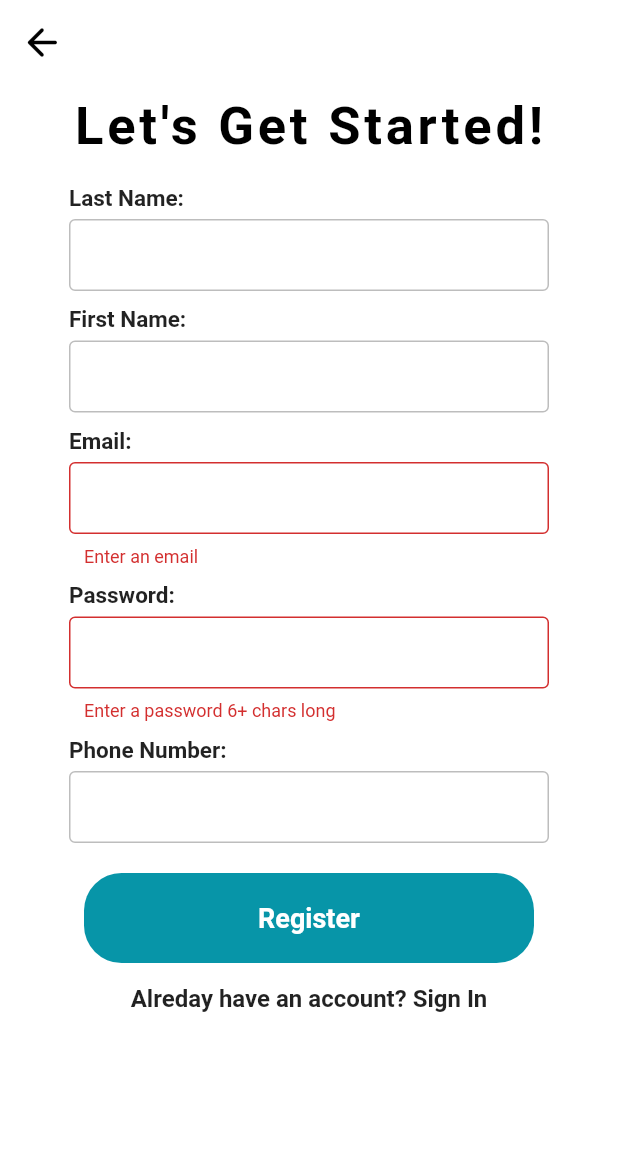
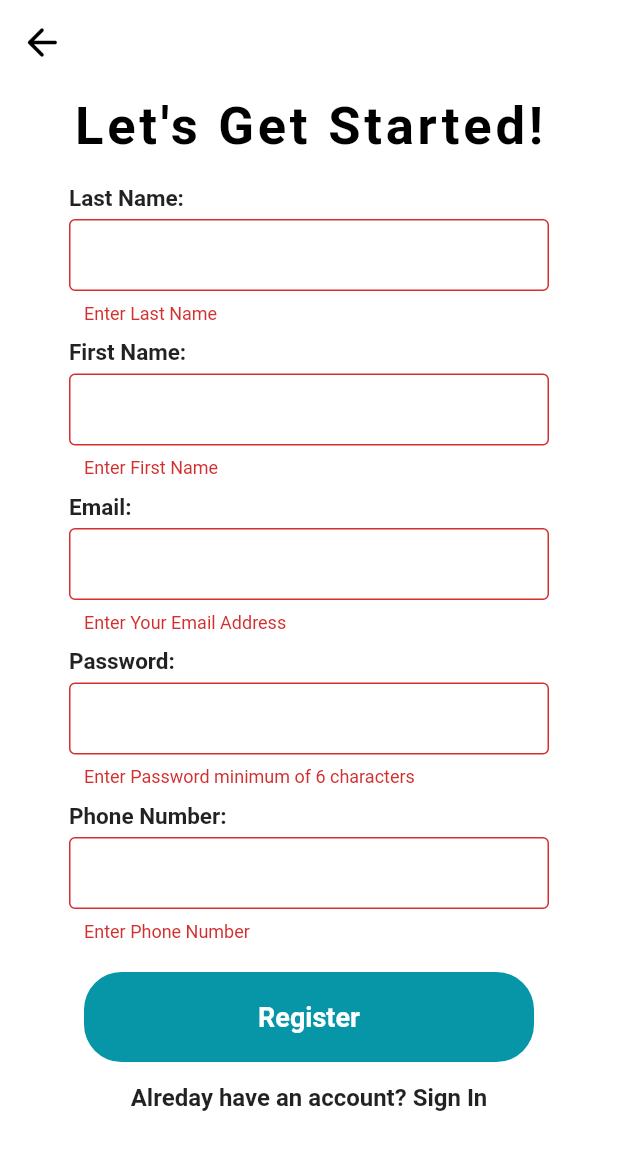
Before and after one commit to jomcas/Formateacher, a Flutter app: the SignUp screen opened by its route, after a tap on "Register", on a phone screen of 412 x 824 dp. Shown: the top 1150 px of the screen. Run offline on Flutter 3.47's test engine with Material 2 defaults, Android fonts, the phone set to English and light mode, and no system bars; our stand-ins replace cloud_firestore, firebase_auth, flutter_spinkit; accounts and stored records are empty.

```diff
--- a/lib/widgets/signUp.dart
+++ b/lib/widgets/signUp.dart
@@ -1,3 +1,4 @@
+import 'package:cloud_firestore/cloud_firestore.dart';
 import 'package:flutter/material.dart';
 import 'package:mi_card/services/auth.dart';
 import 'package:mi_card/widgets/shared/loading.dart';
@@ -16,8 +17,27 @@ class _SignUpState extends State<SignUp> {
   final _formKey = GlobalKey<FormState>();
   bool loading = false;
   String error = '';
+  String lname = '';
+  String fname = '';
   String email = '';
   String password = '';
+  String phone = '';
+
+
+  //Add data to database firestore
+  Map data;
+
+  addData(){
+
+    Map<String, dynamic> demoData = {"Lname" : lname,
+      "Fname" : fname,
+      "Email" : email,
+      "Password" : password,
+      "Phone" : phone,
+    };
+    CollectionReference collectionReference = Firestore.instance.collection('data');
+    collectionReference.add(demoData);
+  }
 
   @override
   Widget build(BuildContext context) {
@@ -70,25 +90,48 @@ class _SignUpState extends State<SignUp> {
                               children: <Widget>[
                                 inputFile(
                                   label: "Last Name:",
+                                  validator: (val) =>
+                                      val.isEmpty ? 'Enter Last Name' : null,
+                                  onChanged: (val) {
+                                    setState(() {
+                                      lname = val;
+                                    });
+                                  }
                                 ),
-                                inputFile(label: "First Name:"),
+                                inputFile(label: "First Name:",
+                                    validator: (val) =>
+                                    val.isEmpty ? 'Enter First Name' : null,
+                                    onChanged: (val) {
+                                      setState(() {
+                                        fname = val;
+                                      });
+                                    }
+                                ),
                                 inputFile(
                                     label: "Email:",
                                     validator: (val) =>
-                                        val.isEmpty ? 'Enter an email' : null,
+                                        val.isEmpty ? 'Enter Your Email Address' : null,
                                     onChanged: (val) {
                                       setState(() => email = val);
                                     }),
                                 inputFile(
                                     label: "Password:",
                                     validator: (val) => val.length < 6
-                                        ? 'Enter a password 6+ chars long'
+                                        ? 'Enter Password minimum of 6 characters'
                                         : null,
                                     obscureText: true,
                                     onChanged: (val) {
                                       setState(() => password = val);
                                     }),
-                                inputFile(label: "Phone Number:"),
+                                inputFile(label: "Phone Number:",
+                                    validator: (val) =>
+                                    val.isEmpty ? 'Enter Phone Number' : null,
+                                    onChanged: (val) {
+                                      setState(() {
+                                        phone = val;
+                                      });
+                                    }
+                                ),
                               ],
                             ),
                           ),
@@ -105,6 +148,7 @@ class _SignUpState extends State<SignUp> {
                           onPressed: () async {
                             // May bug na kapag mali yung login mapupunta sa welcome aayisin pa
                             if (_formKey.currentState.validate()) {
+                              addData();
                               setState(() => loading = true);
                               dynamic result =
                                   await _auth.registerWithEmailAndPassword(
```
Also changed, not shown: pubspec.lock.
